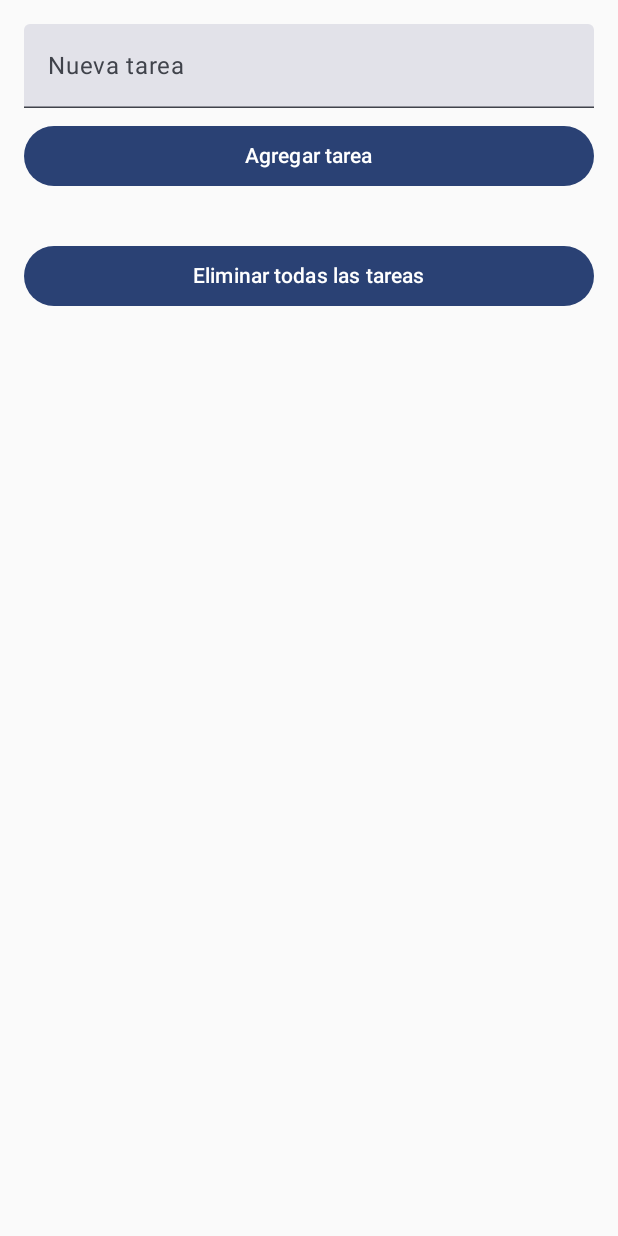
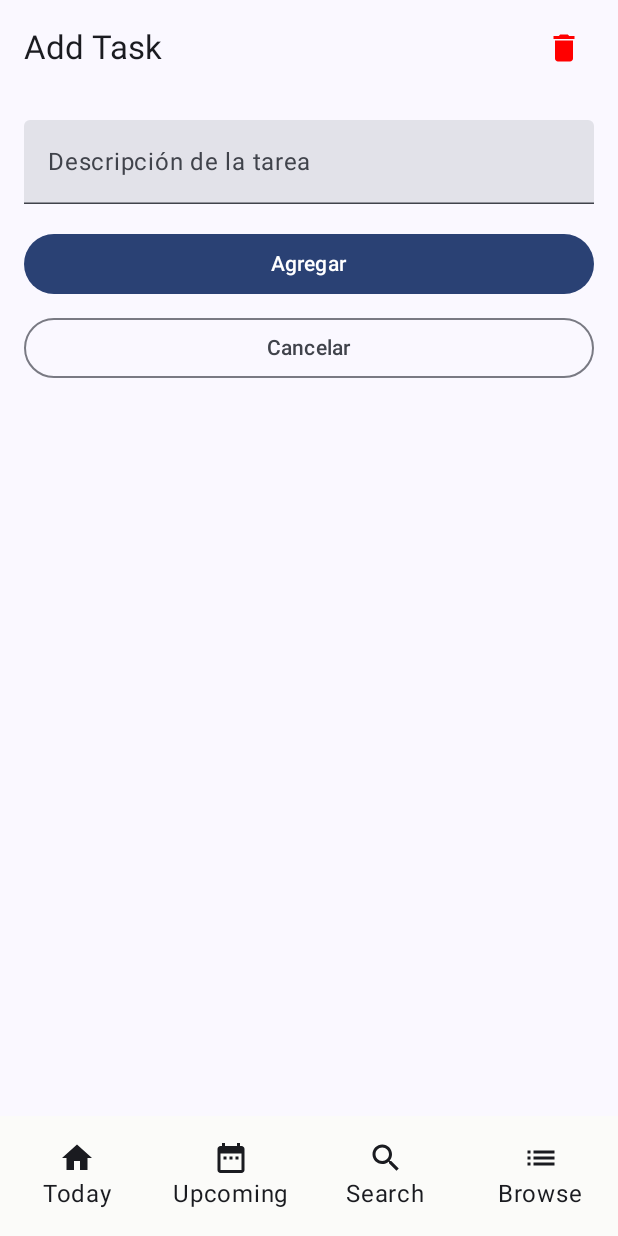
Before and after one commit to elebeen/labo8_moviles, an Android app built with Jetpack Compose: the screen it shows after launch (MainActivity), after a tap on "Agregar tarea", on a phone screen of 412 x 824 dp. Run offline under Robolectric (Android 15) with nearby library versions, the phone set to English and light mode, and no system bars; our stand-ins replace Room's generated code.

Commit message:
Reordering the views

```diff
--- /dev/null
+++ b/app/src/main/java/com/example/labo8/AddTaskScreen.kt
@@ -0,0 +1,71 @@
+package com.example.labo8
+
+import androidx.compose.foundation.background
+import androidx.compose.foundation.layout.Column
+import androidx.compose.foundation.layout.Spacer
+import androidx.compose.foundation.layout.fillMaxSize
+import androidx.compose.foundation.layout.fillMaxWidth
+import androidx.compose.foundation.layout.height
+import androidx.compose.foundation.layout.padding
+import androidx.compose.material3.Button
+import androidx.compose.material3.ExperimentalMaterial3Api
+import androidx.compose.material3.OutlinedButton
+import androidx.compose.material3.Scaffold
+import androidx.compose.material3.Text
+import androidx.compose.material3.TextField
+import androidx.compose.runtime.Composable
+import androidx.compose.ui.Modifier
+import androidx.compose.ui.graphics.Color
+import androidx.compose.ui.unit.dp
+
+@OptIn(ExperimentalMaterial3Api::class)
+@Composable
+fun AddTaskScreen(
+    taskDescription: String,
+    onDescriptionChange: (String) -> Unit,
+    onAddTask: () -> Unit,
+    onDeleteAll: () -> Unit,
+    onBack: () -> Unit
+) {
+    Scaffold(
+        topBar = {
+            TopBar(
+                title = "Add Task",
+                modifier = Modifier
+                    .fillMaxWidth()
+                    .background(Color(0xFFFBFBF9)),
+                onDeleteAll = onDeleteAll
+            )
+        },
+        bottomBar = { BottomBar() },
+        content = { innerPadding ->
+            Column(
+                modifier = Modifier
+                    .fillMaxSize()
+                    .padding(16.dp)
+                    .padding(innerPadding)
+            ) {
+                TextField(
+                    value = taskDescription,
+                    onValueChange = onDescriptionChange,
+                    label = { Text("Descripción de la tarea") },
+                    modifier = Modifier.fillMaxWidth()
+                )
+                Spacer(modifier = Modifier.height(16.dp))
+                Button(
+                    onClick = onAddTask,
+                    modifier = Modifier.fillMaxWidth()
+                ) {
+                    Text("Agregar")
+                }
+                Spacer(modifier = Modifier.height(8.dp))
+                OutlinedButton(
+                    onClick = onBack,
+                    modifier = Modifier.fillMaxWidth()
+                ) {
+                    Text("Cancelar")
+                }
+            }
+        }
+    )
+}
--- /dev/null
+++ b/app/src/main/java/com/example/labo8/BottomBar.kt
@@ -0,0 +1,96 @@
+package com.example.labo8
+
+import androidx.compose.foundation.background
+import androidx.compose.foundation.layout.Arrangement
+import androidx.compose.foundation.layout.Column
+import androidx.compose.foundation.layout.Row
+import androidx.compose.foundation.layout.fillMaxWidth
+import androidx.compose.foundation.layout.height
+import androidx.compose.material.icons.filled.DateRange
+import androidx.compose.material.icons.filled.Home
+import androidx.compose.material.icons.filled.List
+import androidx.compose.material.icons.filled.Search
+import androidx.compose.material3.Icon
+import androidx.compose.material3.Text
+import androidx.compose.runtime.Composable
+import androidx.compose.ui.Modifier
+import androidx.compose.ui.graphics.Color
+import androidx.compose.ui.unit.dp
+
+@Composable
+fun BottomBar(){
+    Row(
+        modifier = Modifier
+            .fillMaxWidth()
+            .height(80.dp)
+            .background(Color(0xFFFBFBF9)),
+        horizontalArrangement = Arrangement.SpaceAround,
+        verticalAlignment = androidx.compose.ui.Alignment.CenterVertically
+    ) {
+        Column(
+            modifier = Modifier
+                .weight(1f),
+            verticalArrangement = Arrangement.Center,
+            horizontalAlignment = androidx.compose.ui.Alignment.CenterHorizontally
+        ){
+            Icon(
+                modifier = Modifier,
+                imageVector = androidx.compose.material.icons.Icons.Default.Home,
+                contentDescription = "Home"
+            )
+            Text(
+                modifier = Modifier,
+                text = "Today"
+            )
+        }
+        Column(
+            modifier = Modifier
+                .weight(1f),
+            verticalArrangement = Arrangement.Center,
+            horizontalAlignment = androidx.compose.ui.Alignment.CenterHorizontally
+        ){
+            Icon(
+                modifier = Modifier,
+                imageVector = androidx.compose.material.icons.Icons.Default.DateRange,
+                contentDescription = "Home"
+            )
+            Text(
+                modifier = Modifier,
+                text = "Upcoming"
+            )
+        }
+        Column(
+            modifier = Modifier
+                .weight(1f),
+            verticalArrangement = Arrangement.Center,
+            horizontalAlignment = androidx.compose.ui.Alignment.CenterHorizontally
+        ) {
+            Icon(
+                modifier = Modifier,
+                imageVector = androidx.compose.material.icons.Icons.Default.Search,
+                contentDescription = "Home"
+            )
+            Text(
+                modifier = Modifier,
+                text = "Search"
+            )
+        }
+        Column(
+            modifier = Modifier
+                .weight(1f),
+            verticalArrangement = Arrangement.Center,
+            horizontalAlignment = androidx.compose.ui.Alignment.CenterHorizontally
+        ) {
+
+            Icon(
+                modifier = Modifier,
+                imageVector = androidx.compose.material.icons.Icons.Default.List,
+                contentDescription = "Home"
+            )
+            Text(
+                modifier = Modifier,
+                text = "Browse"
+            )
+        }
+    }
+}
--- a/app/src/main/java/com/example/labo8/MainActivity.kt
+++ b/app/src/main/java/com/example/labo8/MainActivity.kt
@@ -19,10 +19,8 @@ class MainActivity : ComponentActivity() {
                     "task_db"
                 ).build()
 
-
                 val taskDao = db.taskDao()
                 val viewModel = TaskViewModel(taskDao)
-
 
                 TaskScreen(viewModel)
             }
--- /dev/null
+++ b/app/src/main/java/com/example/labo8/TaskListScreen.kt
@@ -0,0 +1,90 @@
+package com.example.labo8
+
+import androidx.compose.foundation.background
+import androidx.compose.foundation.layout.Arrangement
+import androidx.compose.foundation.layout.Column
+import androidx.compose.foundation.layout.Row
+import androidx.compose.foundation.layout.fillMaxWidth
+import androidx.compose.foundation.layout.padding
+import androidx.compose.material.icons.Icons
+import androidx.compose.material.icons.filled.Add
+import androidx.compose.material3.Button
+import androidx.compose.material3.ButtonDefaults
+import androidx.compose.material3.FloatingActionButton
+import androidx.compose.material3.Icon
+import androidx.compose.material3.Scaffold
+import androidx.compose.material3.Text
+import androidx.compose.runtime.Composable
+import androidx.compose.ui.Modifier
+import androidx.compose.ui.graphics.Color
+import androidx.compose.ui.unit.dp
+
+@Composable
+fun TaskListScreen(
+    tasks: List<Task>,
+    onToggleTask: (Task) -> Unit,
+    onDeleteAll: () -> Unit,
+    onFabClick: () -> Unit
+) {
+    Scaffold(
+        topBar = {
+            TopBar(
+                title = "Today",
+                modifier = Modifier
+                    .fillMaxWidth()
+                    .background(Color(0xFFFBFBF9)),
+                onDeleteAll = onDeleteAll
+            )
+        },
+        bottomBar = { BottomBar() },
+        floatingActionButton = {
+            FloatingActionButton(onClick = onFabClick) {
+                Icon(
+                    imageVector = Icons.Default.Add,
+                    contentDescription = "Agregar tarea"
+                )
+            }
+        },
+        content = { padding ->
+            Column(
+                modifier = Modifier
+                    .padding(16.dp)
+                    .padding(padding)
+            ) {
+                tasks.forEach { task ->
+                    Row(
+                        modifier = Modifier
+                            .fillMaxWidth()
+                            .padding(vertical = 4.dp),
+                        horizontalArrangement = Arrangement.SpaceBetween
+                    ) {
+                        Text(text = task.description)
+                        Button(
+                            onClick = { onToggleTask(task) },
+                            colors =
+                                if (task.isCompleted) {
+                                    ButtonDefaults.buttonColors(containerColor = Color(0xffdb4c3e))
+                                } else {
+                                    ButtonDefaults.buttonColors(containerColor = Color.LightGray)
+                                },
+                            modifier = Modifier.padding(4.dp)
+                        ) {
+                            Text(
+                                text =
+                                    if (task.isCompleted)
+                                        "Marcar como completada"
+                                    else
+                                        "Marcar como pendiente",
+                                color =
+                                    if (task.isCompleted)
+                                        Color.White
+                                    else
+                                        Color.Black
+                            )
+                        }
+                    }
+                }
+            }
+        }
+    )
+}
--- a/app/src/main/java/com/example/labo8/TaskScreen.kt
+++ b/app/src/main/java/com/example/labo8/TaskScreen.kt
@@ -1,17 +1,15 @@
 package com.example.labo8
 
-import androidx.compose.foundation.layout.Arrangement
-import androidx.compose.foundation.layout.Column
-import androidx.compose.foundation.layout.Row
-import androidx.compose.foundation.layout.Spacer
-import androidx.compose.foundation.layout.fillMaxSize
-import androidx.compose.foundation.layout.fillMaxWidth
-import androidx.compose.foundation.layout.height
 import androidx.compose.foundation.layout.padding
-import androidx.compose.material3.Button
+import androidx.compose.material.icons.Icons
+import androidx.compose.material.icons.filled.Delete
+import androidx.compose.material3.ExperimentalMaterial3Api
+import androidx.compose.material3.IconButton
+import androidx.compose.material3.Icon
 import androidx.compose.material3.Text
-import androidx.compose.material3.TextField
+import androidx.compose.material3.TopAppBar
 import androidx.compose.runtime.Composable
+import androidx.compose.runtime.LaunchedEffect
 import androidx.compose.runtime.collectAsState
 import androidx.compose.runtime.mutableStateOf
 import androidx.compose.runtime.remember
@@ -19,62 +17,97 @@ import androidx.compose.runtime.rememberCoroutineScope
 import androidx.compose.runtime.getValue
 import androidx.compose.runtime.setValue
 import androidx.compose.ui.Modifier
+import androidx.compose.ui.graphics.Color
+import androidx.compose.ui.tooling.preview.Preview
 import androidx.compose.ui.unit.dp
 import kotlinx.coroutines.launch
 
 @Composable
 fun TaskScreen(viewModel: TaskViewModel) {
+    var currentScreen by remember { mutableStateOf("list") }
     val tasks by viewModel.tasks.collectAsState()
     val coroutineScope = rememberCoroutineScope()
     var newTaskDescription by remember { mutableStateOf("") }
 
-    Column(
-        modifier = Modifier
-            .fillMaxSize()
-            .padding(16.dp)
-    ) {
-        TextField(
-            value = newTaskDescription,
-            onValueChange = { newTaskDescription = it },
-            label = { Text("Nueva tarea") },
-            modifier = Modifier.fillMaxWidth()
+    when (currentScreen) {
+        "list" -> TaskListScreen(
+            tasks = tasks,
+            onToggleTask = { viewModel.toggleTaskCompletion(it) },
+            onDeleteAll = { coroutineScope.launch { viewModel.deleteAllTasks() } },
+            onFabClick = { currentScreen = "add" }
         )
-
-
-        Button(
-            onClick = {
+        "add" -> AddTaskScreen(
+            taskDescription = newTaskDescription,
+            onDescriptionChange = { newTaskDescription = it },
+            onDeleteAll = { coroutineScope.launch { viewModel.deleteAllTasks() } },
+            onAddTask = {
                 if (newTaskDescription.isNotEmpty()) {
                     viewModel.addTask(newTaskDescription)
                     newTaskDescription = ""
+                    currentScreen = "list"
                 }
             },
-            modifier = Modifier.fillMaxWidth().padding(top = 8.dp)
-        ) {
-            Text("Agregar tarea")
+            onBack = { currentScreen = "list" }
+        )
+    }
+}
+
+@Preview(showBackground = true)
+@Composable
+fun TaskScreenPreview() {
+    // Recuerda que no debes ejecutar código suspendido directamente en Preview
+    val viewModel = remember { FakeTaskViewModel() }
+
+    // Usamos LaunchedEffect para simular carga inicial si es necesario
+    LaunchedEffect(Unit) {
+        // Nada aquí por ahora; en preview, no se necesita recargar.
+    }
+
+    TaskScreen(viewModel = viewModel)
+}
+
+class FakeTaskViewModel : TaskViewModel(
+    dao = object : TaskDao {
+        private var tasks = mutableListOf<Task>(
+            Task(id = 1, description = "Escribir poesía", isCompleted = false),
+            Task(id = 2, description = "Leer libros antiguos", isCompleted = true)
+        )
+
+        override suspend fun getAllTasks(): List<Task> = tasks
+
+        override suspend fun insertTask(task: Task) {
+            tasks.add(task.copy(id = tasks.size + 1))
         }
 
-
-        Spacer(modifier = Modifier.height(16.dp))
-
-
-        tasks.forEach { task ->
-            Row(
-                modifier = Modifier.fillMaxWidth(),
-                horizontalArrangement = Arrangement.SpaceBetween
-            ) {
-                Text(text = task.description)
-                Button(onClick = { viewModel.toggleTaskCompletion(task) }) {
-                    Text(if (task.isCompleted) "Completada" else "Pendiente")
-                }
-            }
+        override suspend fun updateTask(task: Task) {
+            tasks = tasks.map { if (it.id == task.id) task else it }.toMutableList()
         }
 
-
-        Button(
-            onClick = { coroutineScope.launch { viewModel.deleteAllTasks() } },
-            modifier = Modifier.fillMaxWidth().padding(top = 16.dp)
-        ) {
-            Text("Eliminar todas las tareas")
+        override suspend fun deleteAllTasks() {
+            tasks.clear()
         }
     }
+)
+
+@OptIn(ExperimentalMaterial3Api::class)
+@Composable
+fun TopBar(
+    modifier: Modifier = Modifier,
+    title: String,
+    onDeleteAll: () -> Unit
+) {
+    TopAppBar(
+        title = { Text(title) },
+        actions = {
+            IconButton(onClick = onDeleteAll) {
+                Icon(
+                    modifier = Modifier.padding(end = 16.dp),
+                    imageVector = Icons.Default.Delete,
+                    contentDescription = "Eliminar todas las tareas",
+                    tint = Color.Red
+                )
+            }
+        },
+        modifier = modifier
+    )
 }
--- a/app/src/main/java/com/example/labo8/TaskViewModel.kt
+++ b/app/src/main/java/com/example/labo8/TaskViewModel.kt
@@ -6,7 +6,7 @@ import kotlinx.coroutines.flow.MutableStateFlow
 import kotlinx.coroutines.flow.StateFlow
 import kotlinx.coroutines.launch
 
-class TaskViewModel(private val dao: TaskDao) : ViewModel(){
+open class TaskViewModel(private val dao: TaskDao) : ViewModel(){
     private val _tasks = MutableStateFlow<List<Task>>(emptyList())
     val tasks: StateFlow<List<Task>> = _tasks
 
```
